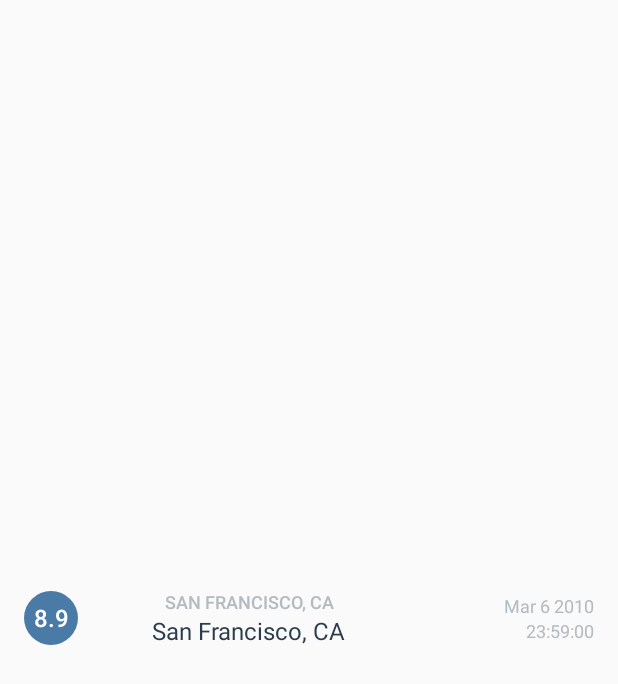
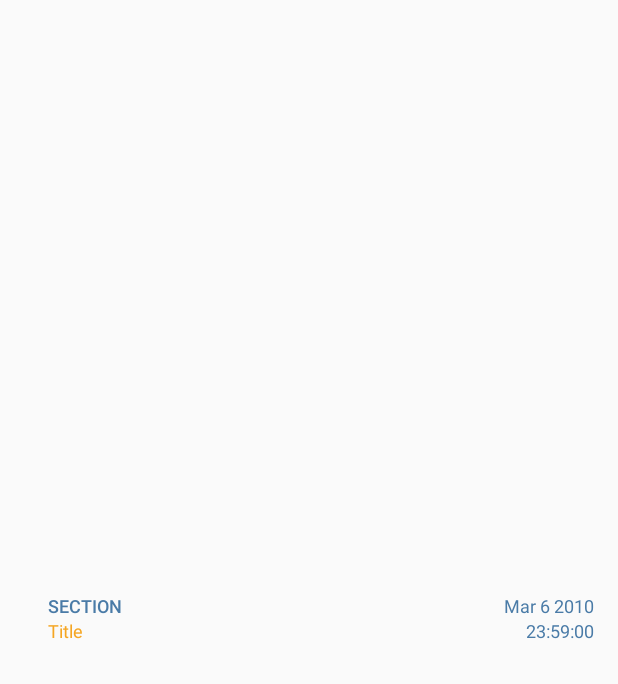
Before and after one commit to jozseflehocz/NewsApp, an Android app: the layout article_list_item.xml on its own in the app's theme, with its tools: preview values and no code run, on a phone screen of 412 x 824 dp. Shown: the top 684 px of the screen. Run offline under Robolectric (Android 15) with nearby library versions, the phone set to English and light mode, and no system bars.

Commit message:
+styles +dimens

```diff
--- a/app/src/main/res/drawable/magnitude_circle.xml
+++ /dev/null
@@ -1,10 +0,0 @@
-<?xml version="1.0" encoding="utf-8"?>
-<!-- Background circle for the section value -->
-<shape xmlns:android="http://schemas.android.com/apk/res/android"
-    android:shape="oval">
-    <solid android:color="@color/magnitude1" />
-    <size
-        android:width="36dp"
-        android:height="36dp" />
-    <corners android:radius="18dp" />
-</shape>
--- a/app/src/main/res/layout/article_activity.xml
+++ b/app/src/main/res/layout/article_activity.xml
@@ -7,9 +7,7 @@
         android:id="@+id/list"
         android:orientation="vertical"
         android:layout_width="match_parent"
-        android:layout_height="match_parent"
-        android:divider="@null"
-        android:dividerHeight="0dp"/>
+        android:layout_height="match_parent"/>
 
     <!-- Empty view is only visible when the list has no items. -->
     <TextView
--- a/app/src/main/res/layout/article_list_item.xml
+++ b/app/src/main/res/layout/article_list_item.xml
@@ -4,75 +4,46 @@
     android:layout_width="match_parent"
     android:layout_height="match_parent"
     android:gravity="center_vertical"
-    android:padding="16dp">
-
-    <TextView
-        android:id="@+id/section"
-        android:layout_width="36dp"
-        android:layout_height="36dp"
-        android:layout_gravity="center_vertical"
-        android:background="@drawable/magnitude_circle"
-        android:fontFamily="sans-serif-medium"
-        android:gravity="center"
-        android:textColor="@android:color/white"
-        android:textSize="16sp"
-        tools:text="8.9" />
+    android:baselineAligned="false"
+    android:padding="@dimen/default_padding">
 
     <LinearLayout
-        android:layout_marginLeft="16dp"
-        android:layout_width="0dp"
-        android:layout_height="wrap_content"
+        android:layout_marginLeft="@dimen/default_padding"
+        android:layout_marginStart="@dimen/default_padding"
         android:layout_weight="3"
-        android:gravity="center_horizontal"
-        android:orientation="vertical">
+        style="@style/article_row">
 
         <TextView
-            android:id="@+id/author"
-            android:layout_width="wrap_content"
-            android:layout_height="wrap_content"
-            android:ellipsize="end"
+            style="@style/section_title"
+            android:id="@+id/section"
             android:fontFamily="sans-serif-medium"
             android:maxLines="1"
             android:textAllCaps="true"
-            android:textColor="@color/textColorTitle"
-            android:textSize="12sp"
-            tools:text="San Francisco, CA" />
+            android:textColor="@color/sectionBlue"
+            android:textSize="@dimen/header"
+            tools:text="Section" />
         <TextView
             android:id="@+id/title"
-            android:layout_width="wrap_content"
-            android:layout_height="wrap_content"
-            android:ellipsize="end"
+            style="@style/section_title"
             android:maxLines="2"
-            android:textColor="@color/textColorSection"
-            android:textSize="16sp"
-            android:text="TextView"
-            tools:text="San Francisco, CA" />
+            android:textColor="@color/titleYellow"
+            android:textSize="@dimen/normal"
+            tools:text="Title" />
 
     </LinearLayout>
 
     <LinearLayout
-        android:layout_width="0dp"
-        android:layout_height="wrap_content"
-        android:layout_weight="2"
-        android:gravity="center_horizontal"
-        android:orientation="vertical">
+        style="@style/article_row"
+        android:layout_weight="1">
 
         <TextView
             android:id="@+id/publication_date"
-            android:layout_width="wrap_content"
-            android:layout_height="wrap_content"
-            android:layout_gravity="end"
-            android:textColor="@color/textColorTitle"
-            android:textSize="12sp"
+            style="@style/date_column"
             tools:text="Mar 6 2010" />
 
         <TextView
             android:id="@+id/publication_time"
-            android:layout_width="wrap_content"
-            android:layout_height="wrap_content"
-            android:layout_gravity="end"
-            android:textColor="@color/textColorTitle"
-            android:textSize="12sp"
+            style="@style/date_column"
             tools:text="23:59:00" />
     </LinearLayout>
 </LinearLayout>
--- a/app/src/main/res/values/colors.xml
+++ b/app/src/main/res/values/colors.xml
@@ -23,39 +23,9 @@
     <!-- Accent color of the app -->
     <color name="colorAccent">#10CAC9</color>
 
-    <!-- Color for an article with section 0 and 2 -->
-    <color name="magnitude1">#4A7BA7</color>
+    <!-- section color -->
+    <color name="sectionBlue">#4A7BA7</color>
 
-    <!-- Magnitude circle color for an article with section between 2 and 3 -->
-    <color name="magnitude2">#04B4B3</color>
-
-    <!-- Magnitude circle color for an article with section between 3 and 4 -->
-    <color name="magnitude3">#10CAC9</color>
-
-    <!-- Magnitude circle color for an article with section between 4 and 5 -->
-    <color name="magnitude4">#F5A623</color>
-
-    <!-- Magnitude circle color for an article with section between 5 and 6 -->
-    <color name="magnitude5">#FF7D50</color>
-
-    <!-- Magnitude circle color for an article with section between 6 and 7 -->
-    <color name="magnitude6">#FC6644</color>
-
-    <!-- Magnitude circle color for an article with section between 7 and 8 -->
-    <color name="magnitude7">#E75F40</color>
-
-    <!-- Magnitude circle color for an article with section between 8 and 9 -->
-    <color name="magnitude8">#E13A20</color>
-
-    <!-- Magnitude circle color for an article with section between 9 and 10 -->
-    <color name="magnitude9">#D93218</color>
-
-    <!-- Magnitude circle color for an article with section over 10 -->
-    <color name="magnitude10plus">#C03823</color>
-
-    <!-- Text color for the details of the article in the list item -->
-    <color name="textColorTitle">#B4BAC0</color>
-
-    <!-- Text color for the primary location of the article in the list item -->
-    <color name="textColorSection">#2B3D4D</color>
+    <!-- title color -->
+    <color name="titleYellow">#F5A623</color>
 </resources>
--- /dev/null
+++ b/app/src/main/res/values/dimens.xml
@@ -0,0 +1,6 @@
+<?xml version="1.0" encoding="utf-8"?>
+<resources>
+    <dimen name="default_padding">16dp</dimen>
+    <dimen name="header">12sp</dimen>
+    <dimen name="normal">12sp</dimen>
+</resources>
--- a/app/src/main/res/values/strings.xml
+++ b/app/src/main/res/values/strings.xml
@@ -15,6 +15,6 @@
 -->
 <resources>
     <string name="app_name">News App</string>
-    <string name="no_earthquakes">No articles found</string>
+    <string name="no_articles">No articles found</string>
     <string name="no_internet_connection">No internet connection</string>
 </resources>
--- a/app/src/main/res/values/styles.xml
+++ b/app/src/main/res/values/styles.xml
@@ -22,4 +22,25 @@
         <item name="colorAccent">@color/colorAccent</item>
     </style>
 
+    <style name="date_column">
+        <item name="android:layout_width">wrap_content</item>
+        <item name="android:layout_height">wrap_content</item>
+        <item name="android:layout_gravity">end</item>
+        <item name="android:textColor">@color/sectionBlue</item>
+        <item name="android:textSize">@dimen/normal</item>
+    </style>
+
+    <style name="article_row">
+        <item name="android:layout_width">0dp</item>
+        <item name="android:layout_height">wrap_content</item>
+        <item name="android:gravity">center_vertical</item>
+        <item name="android:orientation">vertical</item>
+    </style>
+
+    <style name="section_title">
+        <item name="android:layout_width">wrap_content</item>
+        <item name="android:layout_height">wrap_content</item>
+        <item name="android:ellipsize">end</item>
+    </style>
+
 </resources>
```
Also changed, not shown: app/src/main/java/com/example/android/quakereport/ArticleActivity.java (+25 -25 lines), app/src/main/java/com/example/android/quakereport/ArticleAdapter.java (+22 -28 lines), app/src/main/java/com/example/android/quakereport/ArticleLoader.java (+4 -9 lines), app/src/main/java/com/example/android/quakereport/QueryUtils.java (+11 -26 lines), 1 other file.
